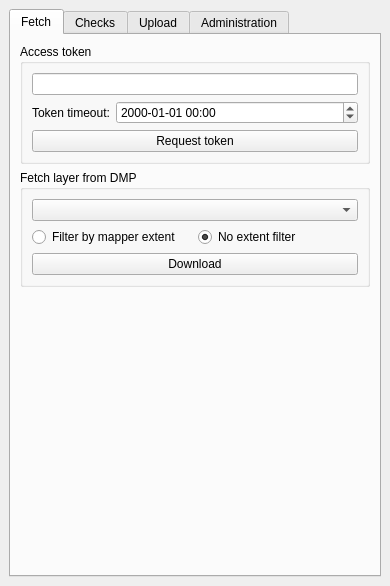
bvthomsen/QGIS-DMP-plugin, file dmp_manager/dmp_manager_dockwidget_base.ui: the form before one commit.
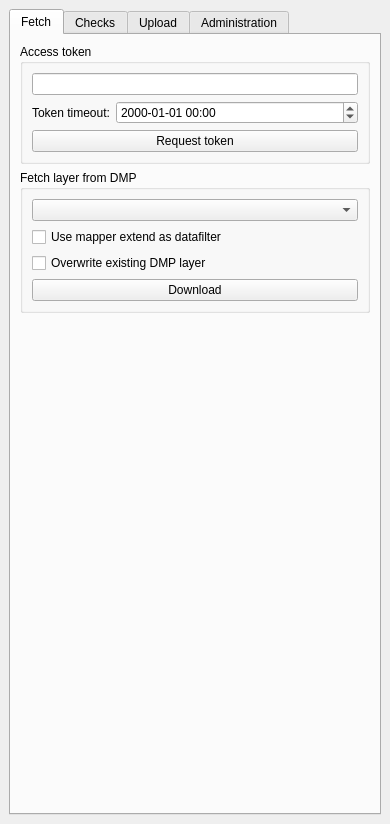
The form after the commit. The open tabs and pages were chosen to show the change. Custom widgets are drawn as their Qt base class.

Diff of the .ui file:
```diff
--- a/dmp_manager/dmp_manager_dockwidget_base.ui
+++ b/dmp_manager/dmp_manager_dockwidget_base.ui
@@ -7,7 +7,7 @@
     <x>0</x>
     <y>0</y>
     <width>390</width>
-    <height>586</height>
+    <height>824</height>
    </rect>
   </property>
   <property name="windowTitle">
@@ -72,25 +72,18 @@
             <widget class="QComboBox" name="cbDownload"/>
            </item>
            <item>
-            <layout class="QHBoxLayout" name="horizontalLayout_2">
-             <item>
-              <widget class="QRadioButton" name="rbMapExtent">
+            <widget class="QCheckBox" name="chbMapExtent">
                <property name="text">
-                <string>Filter by mapper extent</string>
+              <string>Use mapper extend as datafilter</string>
                </property>
               </widget>
              </item>
              <item>
-              <widget class="QRadioButton" name="rbNoExtent">
+            <widget class="QCheckBox" name="chbOverwrite">
                <property name="text">
-                <string>No extent filter</string>
-               </property>
-               <property name="checked">
-                <bool>true</bool>
-               </property>
-              </widget>
-             </item>
-            </layout>
+              <string>Overwrite existing DMP layer</string>
+             </property>
+            </widget>
            </item>
            <item>
             <widget class="QPushButton" name="pbDownload">
@@ -273,7 +266,7 @@
           </property>
           <layout class="QVBoxLayout" name="verticalLayout_7">
            <item>
-            <layout class="QHBoxLayout" name="horizontalLayout_3">
+            <layout class="QHBoxLayout" name="horizontalLayout_2">
              <item>
               <widget class="QRadioButton" name="rbDatabase">
                <property name="text">
```
Left out of the diff: 7 changed lines with no effect on the pictures. Lines whose indentation alone changed are shown as unchanged.
